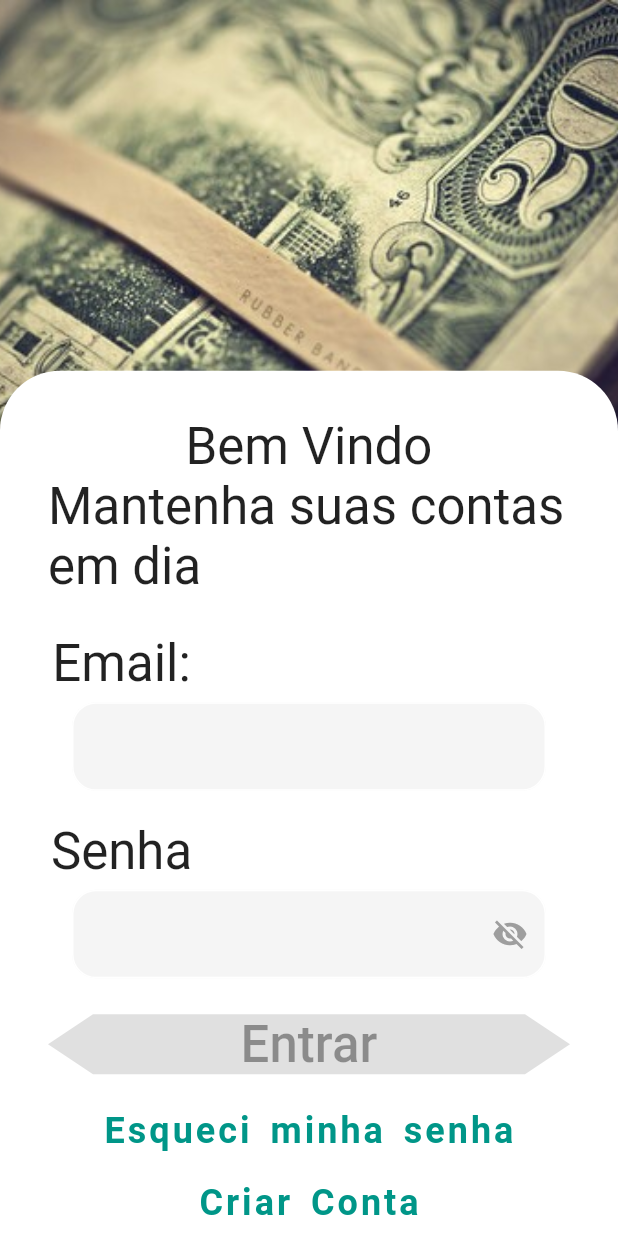
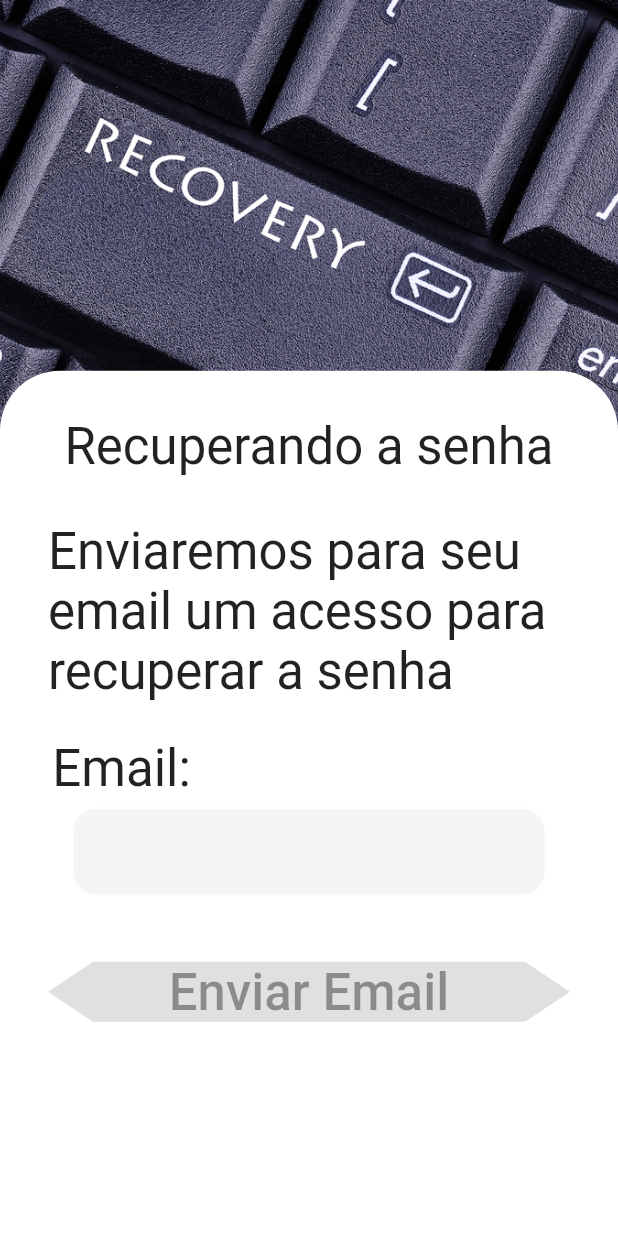
Before and after one commit to CadisRaziel/zero_to_hero_app_financas, a Flutter app: the screen it shows after launch, after a tap on "Esqueci minha senha", on a phone screen of 412 x 824 dp. Run offline on Flutter 3.47's test engine with Material 2 defaults, Android fonts, the phone set to English and light mode, and no system bars; our stand-ins replace google_fonts.

Commit message:
colocando tela de recuperar senha

```diff
--- a/lib/core/app_widget.dart
+++ b/lib/core/app_widget.dart
@@ -1,6 +1,7 @@
 import 'package:flutter/material.dart';
 import 'package:zero_to_hero/modules/login/pages/create_account/create_account.dart';
 import 'package:zero_to_hero/modules/login/pages/login/login_page.dart';
+import 'package:zero_to_hero/modules/login/pages/recovery_password/recovery_password.dart';
 
 class MyApp extends StatelessWidget {
   // This widget is the root of your application.
@@ -15,7 +16,8 @@ class MyApp extends StatelessWidget {
       home: LoginPage(),
       routes: {
         'page_login': (context) => LoginPage(),
-        'page_create_account': (context) => CreateAccountPage()
+        'page_create_account': (context) => CreateAccountPage(),
+        'recovery_password_page': (context) => RecoveryPasswordPage()
       },
     );
   }
--- a/lib/modules/login/pages/login/login_page.dart
+++ b/lib/modules/login/pages/login/login_page.dart
@@ -96,7 +96,9 @@ class _LoginPageState extends State<LoginPage> {
                         height: 10,
                       ),
                       ButtonTextWidget(
-                        voidCallback: () {},
+                        voidCallback: () {
+                           Navigator.pushNamed(context, 'recovery_password_page');
+                        },
                         label: 'Esqueci minha senha',
                       ),
                       ButtonTextWidget(
--- /dev/null
+++ b/lib/modules/login/pages/recovery_password/recovery_password.dart
@@ -0,0 +1,93 @@
+import 'package:flutter/material.dart';
+import 'package:zero_to_hero/modules/login/pages/recovery_password/recovery_password_controller.dart';
+import 'package:zero_to_hero/modules/login/utils/login_validators.dart';
+import 'package:zero_to_hero/modules/login/widgets/button_elevated_disable_widget.dart';
+import 'package:zero_to_hero/modules/login/widgets/button_elevated_enabled_widget.dart';
+import 'package:zero_to_hero/modules/login/widgets/input_text_email_widget.dart';
+import 'package:zero_to_hero/shared/theme/app_images.dart';
+import 'package:zero_to_hero/shared/theme/app_text_Style.dart';
+
+class RecoveryPasswordPage extends StatefulWidget {
+  const RecoveryPasswordPage({ Key? key }) : super(key: key);
+
+  @override
+  _RecoveryPasswordPageState createState() => _RecoveryPasswordPageState();
+}
+
+class _RecoveryPasswordPageState extends State<RecoveryPasswordPage> {
+  final controller = RecoveryPasswordController();
+
+  @override
+  Widget build(BuildContext context) {
+    final size = MediaQuery.of(context).size;
+    return Scaffold(
+      body: Stack(
+        children: [
+          Align(
+              alignment: Alignment.topCenter,
+              child: Container(
+                width: size.width,
+                height: size.height * 0.4,
+                child: Image.asset(AppImages.logoLostPassword, fit: BoxFit.fitHeight),
+              )),
+          Align(
+            alignment: Alignment.bottomCenter,
+            child: Container(
+              width: size.width,
+              height: size.height * 0.70,
+              decoration: BoxDecoration(
+                  color: Colors.white,
+                  borderRadius: BorderRadius.only(
+                      topLeft: Radius.circular(40),
+                      topRight: Radius.circular(40))),
+              child: Padding(
+                padding: const EdgeInsets.only(top: 30, left: 32, right: 32),
+                child: SingleChildScrollView(
+                  child: Column(
+                    children: [
+                      Text(
+                        'Recuperando a senha',
+                        style: TextStyles.titleHome,
+                      ),
+                      SizedBox(height: 30,),
+                      Text(
+                        'Enviaremos para seu email um acesso para recuperar a senha',
+                        style: TextStyles.titleHome,
+                      ),
+                      SizedBox(height: 25),
+                      InputTextEmailWidget(
+                        onChange: (email) =>
+                            controller.onChangedAndValidate(email: email),
+                        onValidate: LoginValidators.email,
+                        label: 'Email:',
+                      ),
+                      SizedBox(
+                        height: 20,
+                      ),
+                      ValueListenableBuilder<bool>(
+                        valueListenable: controller.enabledButtonNotifier,
+                        builder: (context, enabled, widget) => enabled
+                            ? ElevatedButtonEnabledWidget(
+                                voidCallback: () {
+                                  Navigator.pushNamed(context, 'page_login');
+                                },
+                                label: 'Enviar Email',
+                              )
+                            : ElevatedButtonDisabledWidget(
+                                label: 'Enviar Email',
+                              ),
+                      ),
+                      SizedBox(
+                        height: 10,
+                      ),
+                    ],
+                  ),
+                ),
+              ),
+            ),
+          )
+        ],
+      ),
+    );
+  }
+}
--- /dev/null
+++ b/lib/modules/login/pages/recovery_password/recovery_password_controller.dart
@@ -0,0 +1,21 @@
+import 'package:flutter/material.dart';
+import 'package:zero_to_hero/modules/login/utils/login_validators.dart';
+
+class RecoveryPasswordController {
+  final enabledButtonNotifier = ValueNotifier<bool>(false);
+  bool get enabledButton => enabledButtonNotifier.value;
+  set enabledButton(bool value) => enabledButtonNotifier.value = value;
+
+  String _email = '';
+
+  void onChangedAndValidate({String? email}){
+    if(email != null){
+      _email = email;
+    }
+    if(LoginValidators.email(_email) == ''){
+      enabledButton = true;
+    } else {
+      enabledButton = false;
+    }
+  }
+}
--- a/lib/shared/theme/app_images.dart
+++ b/lib/shared/theme/app_images.dart
@@ -1,4 +1,5 @@
 class AppImages {
   static const logoLogin = "assets/images/dolarLogin.jpg";
   static const logoCreateAccount = "assets/images/dinheiro.jpg";
+  static const logoLostPassword = "assets/images/keyboard.png";
 }
```
Also changed, not shown: lib/modules/login/pages/create_account/create_account.dart (+0 -9 lines), assets/images/2x/keyboard.png (added), assets/images/keyboard.png (added), 1 other file.
